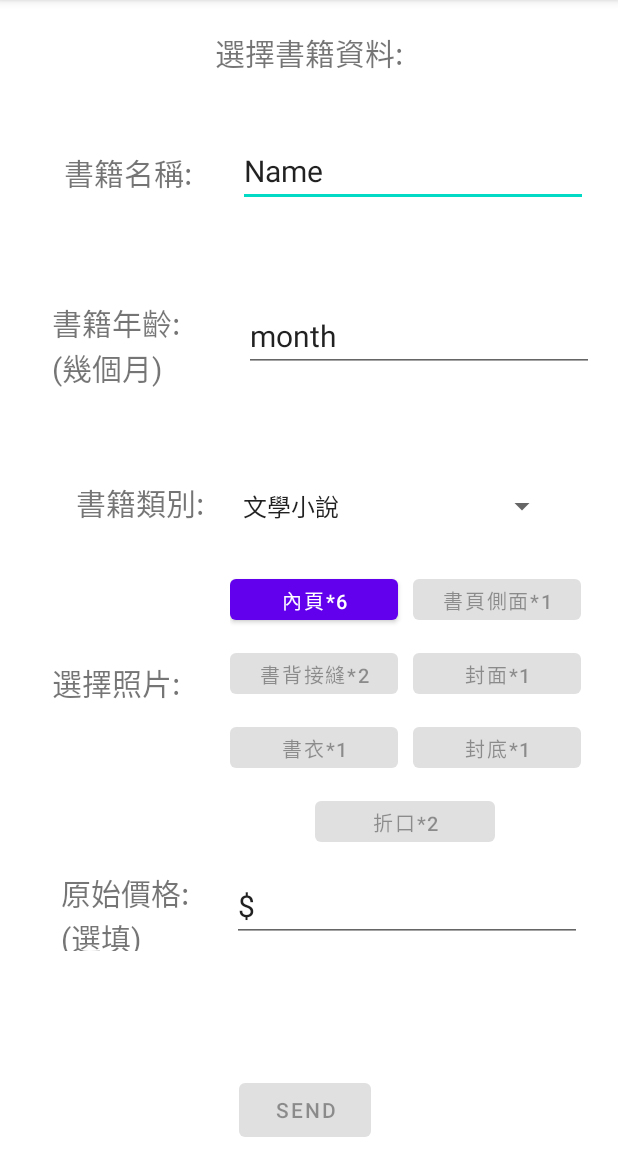
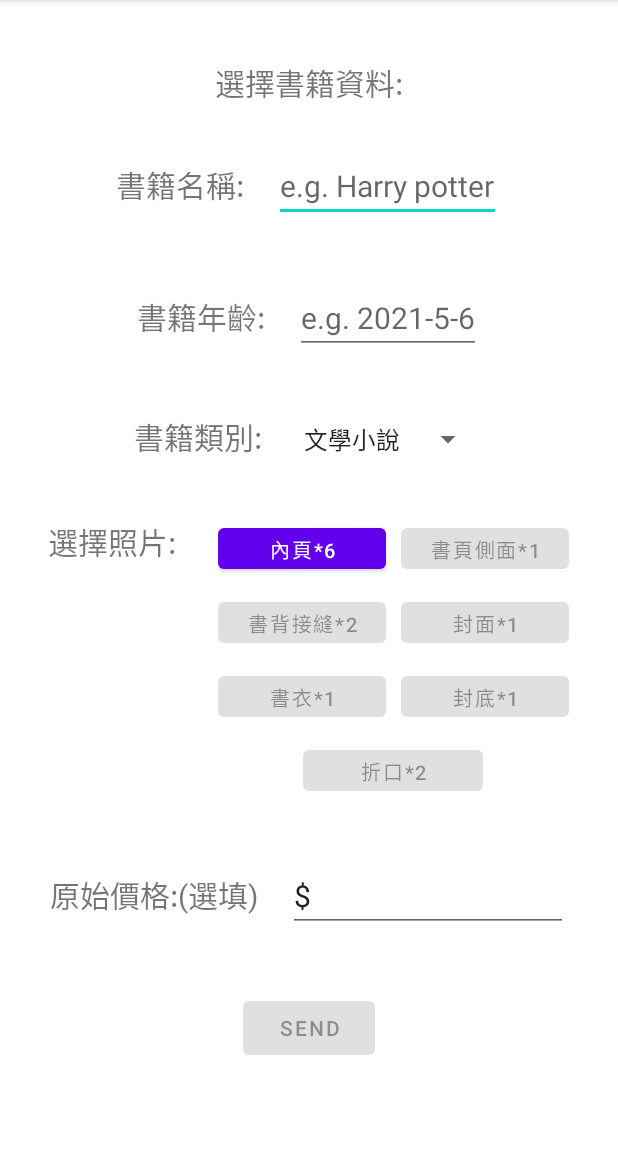
Before and after one commit to liang-yu-ming/Second-Hand-Prediction-App, an Android app: the Data screen opened directly, with no data from a screen before it, on a phone screen of 412 x 824 dp, the part 84-1236 px from its top. Run offline under Robolectric (Android 15) with nearby library versions, the phone set to English and light mode, and no system bars.

Commit message:
ver1.0.0

```diff
--- a/app/src/main/res/layout/activity_data.xml
+++ b/app/src/main/res/layout/activity_data.xml
@@ -10,101 +10,117 @@
             android:id="@+id/data_title"
             android:layout_width="wrap_content"
             android:layout_height="wrap_content"
-        android:layout_marginTop="20dp"
+            android:layout_marginTop="40dp"
             android:text="選擇書籍資料:"
             android:textSize="20dp"
             app:layout_constraintEnd_toEndOf="parent"
             app:layout_constraintStart_toStartOf="parent"
             app:layout_constraintTop_toTopOf="parent" />
 
+        <androidx.constraintlayout.widget.Guideline
+            android:id="@+id/guideline1"
+            android:layout_width="match_parent"
+            android:layout_height="wrap_content"
+            android:orientation="vertical"
+            app:layout_constraintGuide_begin="50dp" />
+
+        <LinearLayout
+            android:id="@+id/linearLayout2"
+            android:layout_width="match_parent"
+            android:layout_height="match_parent"
+            app:layout_constraintTop_toBottomOf="@+id/data_title"
+            android:layout_marginTop="100dp"
+            android:orientation="vertical">
+
+            <LinearLayout
+                android:layout_width="wrap_content"
+                android:layout_height="wrap_content"
+                android:layout_gravity="center"
+                android:orientation="horizontal">
+
                 <TextView
                     android:id="@+id/TextBookName"
                     android:layout_width="wrap_content"
                     android:layout_height="wrap_content"
-        android:layout_marginTop="100dp"
-        android:layout_marginEnd="284dp"
                     android:text="書籍名稱:"
-        android:textSize="20dp"
-        app:layout_constraintEnd_toEndOf="parent"
-        app:layout_constraintTop_toTopOf="parent" />
+                    android:textSize="20dp" />
 
                 <EditText
                     android:id="@+id/EditTextBookName"
                     android:layout_width="wrap_content"
                     android:layout_height="wrap_content"
-        android:layout_marginTop="90dp"
-        android:layout_marginEnd="20dp"
-        android:ems="10"
+                    android:layout_marginLeft="20dp"
+                    android:hint="e.g. Harry potter"
                     android:inputType="textPersonName"
-        android:text="Name"
-        android:textSize="20dp"
-        app:layout_constraintEnd_toEndOf="parent"
-        app:layout_constraintTop_toTopOf="parent" />
+                    android:textSize="20dp" />
+            </LinearLayout>
+
+            <LinearLayout
+                android:id="@+id/linearLayout"
+                android:layout_width="wrap_content"
+                android:layout_height="wrap_content"
+                android:layout_gravity="center"
+                android:layout_marginTop="40dp"
+                android:orientation="horizontal">
 
                 <TextView
                     android:id="@+id/TextBookMonth"
-        android:layout_width="101dp"
-        android:layout_height="63dp"
-        android:layout_marginTop="200dp"
-        android:layout_marginEnd="276dp"
-        android:text="書籍年齡:(幾個月)"
-        android:textSize="20dp"
-        app:layout_constraintEnd_toEndOf="parent"
-        app:layout_constraintTop_toTopOf="parent" />
+                    android:layout_width="wrap_content"
+                    android:layout_height="wrap_content"
+                    android:text="書籍年齡:"
+                    android:textSize="20dp" />
 
                 <EditText
                     android:id="@+id/EditTextBookMonth"
                     android:layout_width="wrap_content"
                     android:layout_height="wrap_content"
-        android:layout_marginTop="200dp"
-        android:layout_marginEnd="16dp"
-        android:ems="10"
+                    android:layout_marginLeft="20dp"
+                    android:hint="e.g. 2021-5-6"
                     android:inputType="textPersonName"
-        android:text="month"
-        android:textSize="20dp"
-        app:layout_constraintEnd_toEndOf="parent"
-        app:layout_constraintTop_toTopOf="parent" />
+                    android:textSize="20dp" />
+            </LinearLayout>
+
+            <LinearLayout
+                android:layout_width="wrap_content"
+                android:layout_height="wrap_content"
+                android:layout_gravity="center"
+                android:layout_marginTop="40dp"
+                android:orientation="horizontal">
 
                 <TextView
                     android:id="@+id/TextBookClass"
                     android:layout_width="wrap_content"
                     android:layout_height="wrap_content"
-        android:layout_marginTop="320dp"
-        android:layout_marginEnd="276dp"
                     android:text="書籍類別:"
-        android:textSize="20dp"
-        app:layout_constraintEnd_toEndOf="parent"
-        app:layout_constraintTop_toTopOf="parent" />
+                    android:textSize="20dp" />
 
                 <Spinner
                     android:id="@+id/SpinnerBookClass"
-        android:layout_width="218dp"
-        android:layout_height="35dp"
-        android:layout_marginTop="320dp"
-        android:layout_marginEnd="40dp"
-        android:entries="@array/spinner_of_data"
-        app:layout_constraintEnd_toEndOf="parent"
-        app:layout_constraintTop_toTopOf="parent" />
+                    android:layout_width="wrap_content"
+                    android:layout_height="wrap_content"
+                    android:layout_marginLeft="20dp"
+                    android:entries="@array/spinner_of_data" />
+            </LinearLayout>
+
+            <LinearLayout
+                android:layout_width="wrap_content"
+                android:layout_height="wrap_content"
+                android:layout_gravity="center"
+                android:layout_marginTop="40dp"
+                android:orientation="horizontal">
 
                 <TextView
                     android:id="@+id/TextBookPhoto"
                     android:layout_width="93dp"
                     android:layout_height="37dp"
-        android:layout_marginTop="440dp"
-        android:layout_marginEnd="284dp"
                     android:text="選擇照片:"
-        android:textSize="20dp"
-        app:layout_constraintEnd_toEndOf="parent"
-        app:layout_constraintTop_toTopOf="parent" />
+                    android:textSize="20dp" />
 
                 <LinearLayout
                     android:layout_width="wrap_content"
                     android:layout_height="wrap_content"
-        android:layout_marginTop="380dp"
-        android:orientation="vertical"
-        app:layout_constraintEnd_toEndOf="parent"
-        app:layout_constraintStart_toEndOf="@+id/TextBookPhoto"
-        app:layout_constraintTop_toTopOf="parent">
+                    android:layout_marginLeft="20dp"
+                    android:orientation="vertical">
 
                     <LinearLayout
                         android:layout_width="wrap_content"
@@ -175,46 +191,47 @@
                         android:id="@+id/ButtonPageClass7"
                         android:layout_width="120dp"
                         android:layout_height="39dp"
+                        android:layout_gravity="center"
                         android:layout_marginTop="10dp"
-            android:layout_gravity="center"
                         android:text="折口*2"
                         android:textSize="13dp" />
 
                 </LinearLayout>
+            </LinearLayout>
+
+            <LinearLayout
+                android:layout_width="wrap_content"
+                android:layout_height="wrap_content"
+                android:layout_gravity="center"
+                android:layout_marginTop="40dp"
+                android:orientation="horizontal">
 
                 <TextView
                     android:id="@+id/TextBookPrice"
-        android:layout_width="107dp"
-        android:layout_height="54dp"
-        android:layout_marginTop="580dp"
-        android:layout_marginEnd="264dp"
+                    android:layout_width="wrap_content"
+                    android:layout_height="wrap_content"
                     android:text="原始價格:(選填)"
-        android:textSize="20dp"
-        app:layout_constraintEnd_toEndOf="parent"
-        app:layout_constraintTop_toTopOf="parent" />
+                    android:textSize="20dp" />
 
                 <EditText
                     android:id="@+id/EditTextBookPrize"
                     android:layout_width="wrap_content"
                     android:layout_height="wrap_content"
-        android:layout_marginTop="580dp"
-        android:layout_marginEnd="24dp"
-        android:ems="10"
+                    android:layout_marginLeft="20dp"
+                    android:ems="8"
                     android:inputType="textPersonName"
                     android:text="$"
-        android:textSize="20dp"
-        app:layout_constraintEnd_toEndOf="parent"
-        app:layout_constraintTop_toTopOf="parent" />
+                    android:textSize="20dp" />
+            </LinearLayout>
 
             <Button
                 android:id="@+id/ButtonSend"
                 android:layout_width="wrap_content"
                 android:layout_height="wrap_content"
-        android:layout_marginBottom="4dp"
-        android:text="send"
-        app:layout_constraintBottom_toBottomOf="parent"
-        app:layout_constraintEnd_toEndOf="parent"
-        app:layout_constraintHorizontal_bias="0.492"
-        app:layout_constraintStart_toStartOf="parent" />
+                android:layout_gravity="center"
+                android:layout_marginTop="40dp"
+                android:text="send" />
+
+        </LinearLayout>
 
 </androidx.constraintlayout.widget.ConstraintLayout>
```
Also changed, not shown: app/src/main/java/com/example/myapplication/Data.java (+109 -93 lines), app/src/main/java/com/example/myapplication/Result.java (+17 -12 lines), app/src/main/java/com/example/myapplication/TCPClient_Waiting.java (+18 -14 lines), app/src/main/res/layout/activity_result.xml (+100 -94 lines), app/src/main/res/layout/activity_result_second.xml (+0 -8 lines), app/src/main/res/layout/activity_show_icon.xml (+21 -10 lines), app/src/main/res/layout/activity_tcpclient_waiting.xml (+21 -7 lines), app/src/main/res/drawable/a.jpg, app/src/main/res/drawable/b.jpeg (added), app/src/main/res/drawable/b.png (deleted), app/src/main/res/drawable/geo.jpg (added), app/src/main/res/drawable/search.png (added). Lines whose indentation alone changed are shown as unchanged.
